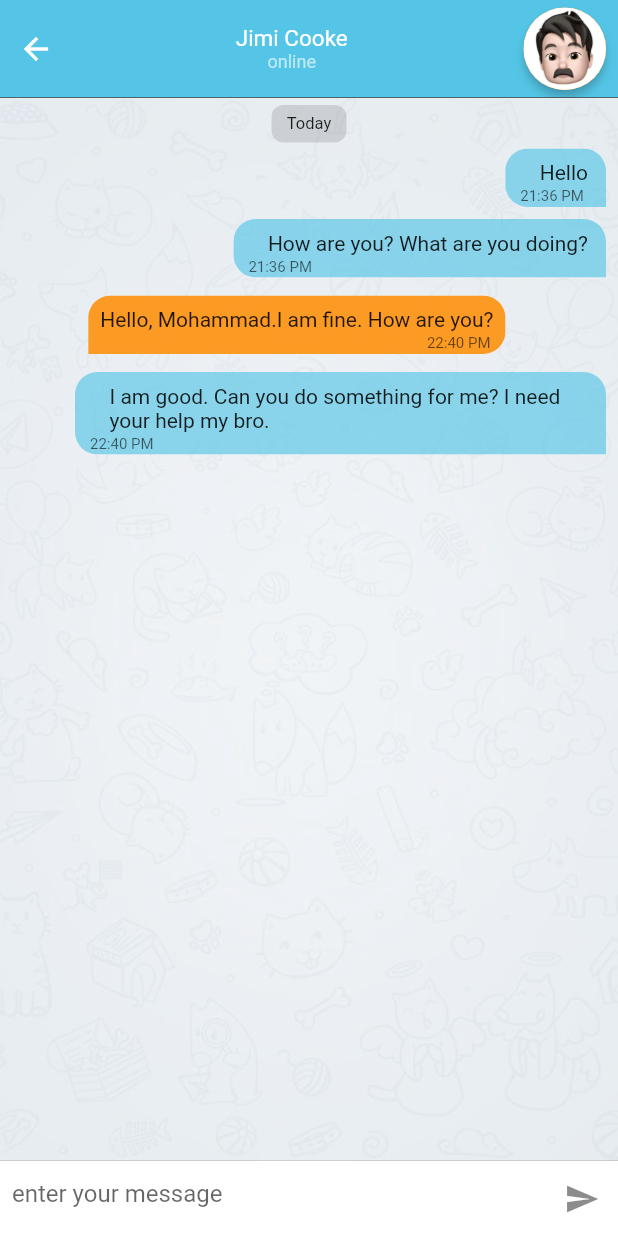
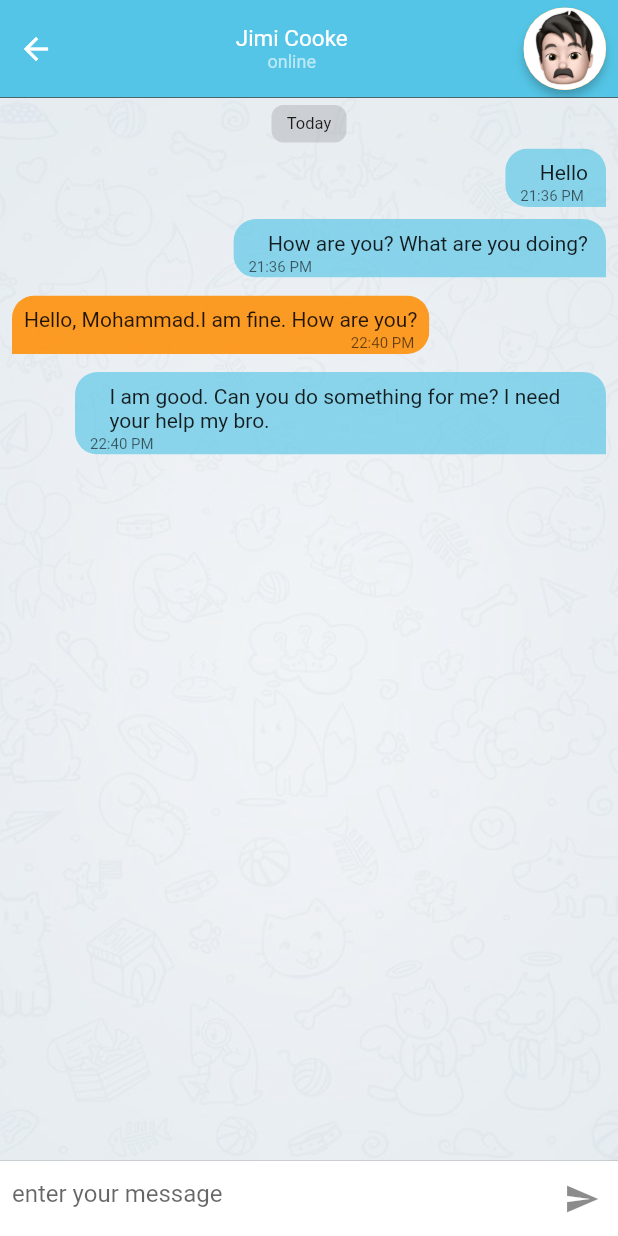
Before and after one commit to Jamalianpour/SimpleChatUI, a Flutter app: the ChatPageView screen opened directly, on a phone screen of 412 x 824 dp. Run offline on Flutter 3.47's test engine with Material 2 defaults, Android fonts, the phone set to English and light mode, and no system bars; our stand-ins replace flutter_slidable, shimmer.

Commit message:
fix ReceivedMessageWidget

```diff
--- a/lib/View/ChatPageView.dart
+++ b/lib/View/ChatPageView.dart
@@ -55,7 +55,7 @@ class _ChatPageViewState extends State<ChatPageView> {
       ),
     ));
     childList.add(Align(
-      alignment: Alignment(1, 0),
+      alignment: Alignment(-1, 0),
       child: ReceivedMessageWidget(
         content: 'Hello, Mohammad.I am fine. How are you?',
         time: '22:40 PM',
```
